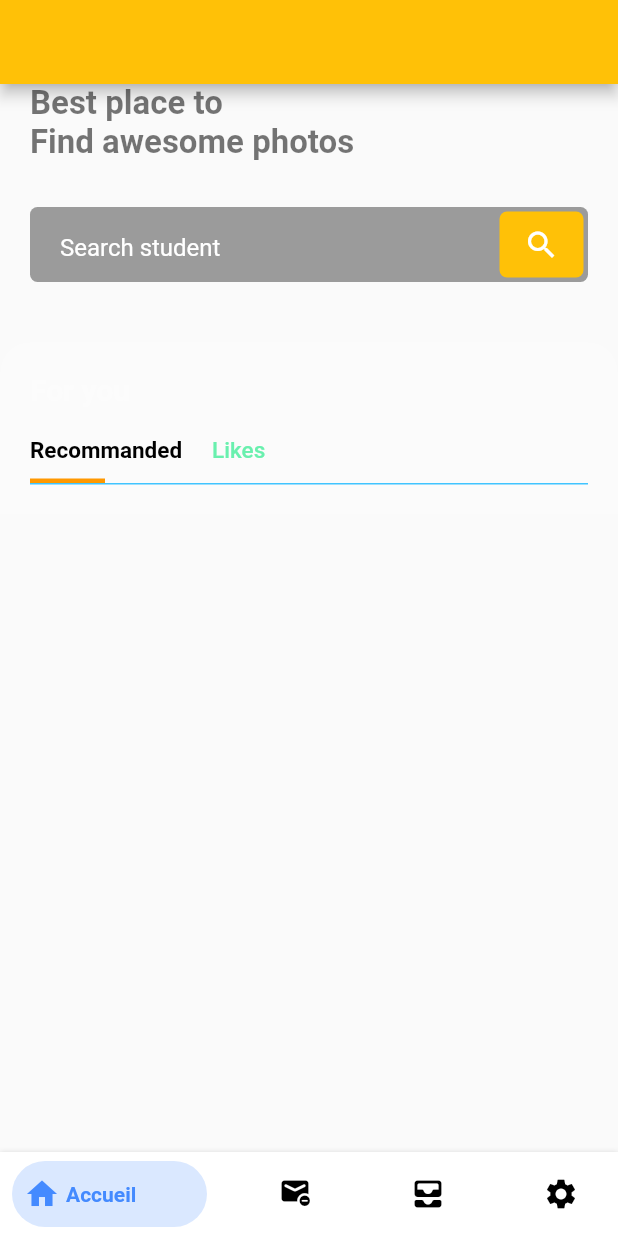
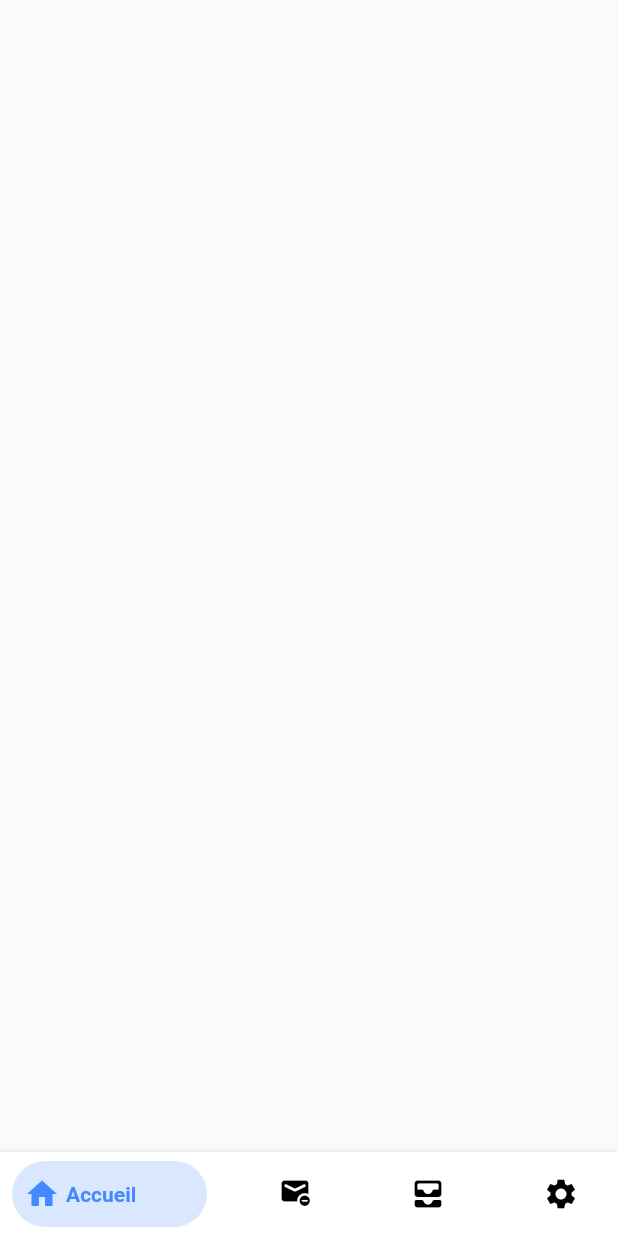
Before and after one commit to Scott-Tresor/isc-flutterApp, a Flutter app: the screen it shows after launch, on a phone screen of 412 x 824 dp. Run offline on Flutter 3.47's test engine with Material 2 defaults, Android fonts, the phone set to English and light mode, and no system bars; drawn by our look-alikes of bottom_navy_bar.

```diff
--- a/lib/ui/home.dart
+++ b/lib/ui/home.dart
@@ -13,75 +13,11 @@ class _HomePageState extends State<HomePage>
   @override
   Widget build(BuildContext context){
     return Scaffold(
-      appBar: AppBar(
-
-      ),
       body: SingleChildScrollView(
         scrollDirection: Axis.vertical,
         child: Column(
           children: <Widget>[
-            searchBox(),
-            SizedBox(height: 40,),
-            Container(
-              padding: EdgeInsets.all(20),
-              width: double.infinity,
-              decoration: BoxDecoration(
-                borderRadius: BorderRadius.only(
-                  topLeft: Radius.circular(20),
-                  topRight: Radius.circular(20)
-                ),
-                color: Colors.white10
-              ),
-              child: Column(
-                crossAxisAlignment: CrossAxisAlignment.start,
-                children: <Widget>[
-                  Text("For you", style: TextStyle(
-                    color: Colors.white30,
-                    fontSize: 20,
-                    fontWeight: FontWeight.bold
-                  ),),
-                  SizedBox(height: 20,),
-                  Container(
-                    decoration: BoxDecoration(
-                      border: Border(bottom: BorderSide(
-                        color: Colors.lightBlueAccent
-                      ))
-                    ),
-                    child: Row(
-                      crossAxisAlignment: CrossAxisAlignment.start,
-                      children: <Widget>[
-                        Column(
-                          crossAxisAlignment: CrossAxisAlignment.start,
-                          children: [
-                            Text('Recommanded', style: TextStyle(
-                              color: Colors.black,
-                              fontWeight: FontWeight.bold,
-                              fontSize: 15
-                            ),),
-                            Container(
-                              width: 50,
-                              padding: EdgeInsets.only(bottom: 10),
-                              decoration: BoxDecoration(
-                                border: Border(bottom: BorderSide(
-                                  color: Colors.orange,
-                                  width: 3
-                                ))
-                              ),
-                            )
-                          ],
-                        ),
-                        SizedBox(width: 20,),
-                        Text('Likes', style: TextStyle(
-                          color: Colors.greenAccent,
-                          fontWeight: FontWeight.w500,
-                          fontSize: 15
-                        ),)
-                      ],
-                    ),
-                  )
-                ],
-              ),
-            )
+
           ],
         ),
       ),
@@ -175,4 +111,5 @@ class _HomePageState extends State<HomePage>
       ),
     );
   }
+
 }
```
Also changed, not shown: lib/users/login.dart (added).
